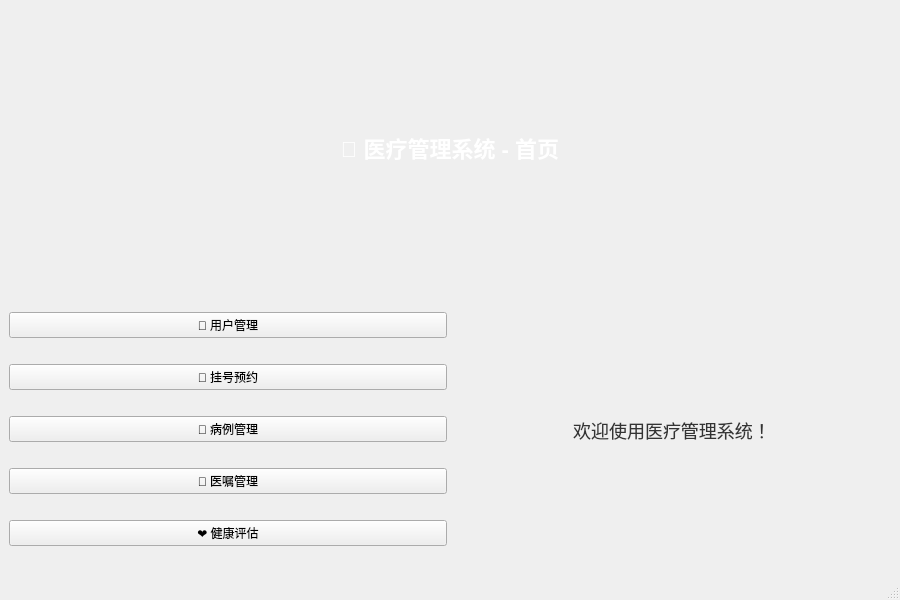
First picture: the form in Client/homepage.ui, repository lgy987/IntelliMed, before the edit.
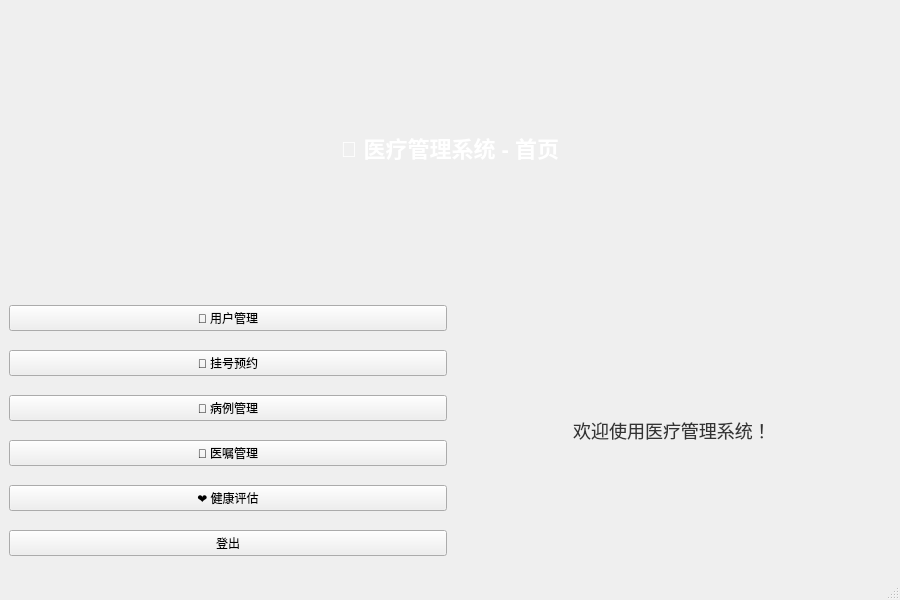
Second picture: the form after the edit.

What changed in the file:
```diff
--- a/Client/homepage.ui
+++ b/Client/homepage.ui
@@ -81,6 +81,13 @@
           </property>
          </widget>
         </item>
+        <item>
+         <widget class="QPushButton" name="btnLogout">
+          <property name="text">
+           <string>登出</string>
+          </property>
+         </widget>
+        </item>
        </layout>
       </item>
 
```
Left out of the diff: 45 changed lines with no effect on the pictures.
